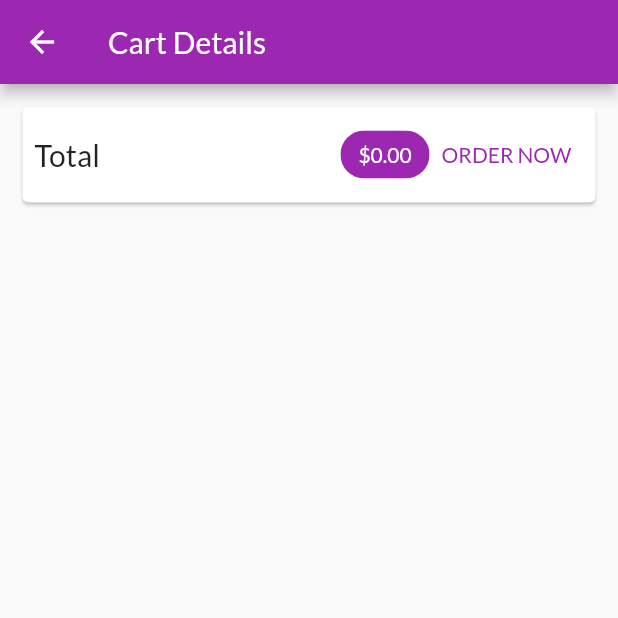
After one commit to TilakMaddy/my_shop, a Flutter app: the CartScreen screen opened by its route, on a phone screen of 412 x 824 dp, the top half of it. The commit adds this screen. Run offline on Flutter 3.47's test engine with Material 2 defaults, Android fonts, the phone set to English and light mode, and no system bars; network calls fail.

Commit message:
cart screen items

```diff
--- a/lib/main.dart
+++ b/lib/main.dart
@@ -1,4 +1,5 @@
 import 'package:flutter/material.dart';
+import 'package:my_shop/screens/cart_screen.dart';
 import 'package:provider/provider.dart';
 
 import './providers/cart.dart';
@@ -32,6 +33,7 @@ class MyApp extends StatelessWidget {
         home: ProductsOverviewScreen(),
         routes: {
           ProductDetailScreen.routeName: (ctx) => ProductDetailScreen(),
+          CartScreen.routeName: (ctx) => CartScreen(),
         },
       ),
     );
--- a/lib/providers/cart.dart
+++ b/lib/providers/cart.dart
@@ -25,6 +25,19 @@ class Cart with ChangeNotifier {
     return _items.length;
   }
 
+  double get totalAmount {
+    var total = 0.0;
+    _items.forEach((key, value) {
+      total += value.price * value.quantity;
+    });
+    return total;
+  }
+
+  void removeItem(String productId) {
+    _items.remove(productId);
+    notifyListeners();
+  }
+
   void addItem(String productId, double price, String title) {
     if (_items.containsKey(productId)) {
       _items.update(
--- /dev/null
+++ b/lib/screens/cart_screen.dart
@@ -0,0 +1,73 @@
+import 'package:flutter/material.dart';
+import 'package:provider/provider.dart';
+
+import '../widgets/cart_item.dart';
+import '../providers/cart.dart' show Cart;
+
+class CartScreen extends StatelessWidget {
+  static const routeName = '/cart-screen';
+
+  @override
+  Widget build(BuildContext context) {
+    final cart = Provider.of<Cart>(context);
+
+    return Scaffold(
+      appBar: AppBar(
+        title: Text('Cart Details'),
+      ),
+      body: Column(
+        children: [
+          Card(
+            margin: EdgeInsets.all(15),
+            child: Padding(
+              padding: EdgeInsets.all(8),
+              child: Row(
+                mainAxisAlignment: MainAxisAlignment.spaceBetween,
+                children: [
+                  Text(
+                    'Total',
+                    style: TextStyle(fontSize: 20),
+                  ),
+                  Spacer(),
+                  Chip(
+                    label: Text(
+                      '\$' + cart.totalAmount.toStringAsFixed(2),
+                      style: TextStyle(
+                          color:
+                              Theme.of(context).primaryTextTheme.title!.color),
+                    ),
+                    backgroundColor: Theme.of(context).primaryColor,
+                  ),
+                  TextButton(
+                    onPressed: () {},
+                    child: Text('ORDER NOW'),
+                    style: TextButton.styleFrom(
+                      primary: Theme.of(context).primaryColor,
+                    ),
+                  ),
+                ],
+              ),
+            ),
+          ),
+          SizedBox(height: 10),
+          Expanded(
+            child: ListView.builder(
+              itemBuilder: (ctx, index) {
+                final cartItem = cart.items.values.toList()[index];
+                final cartItemKey = cart.items.keys.toList()[index];
+                return CartScreenItem(
+                  productId: cartItemKey,
+                  id: cartItem.id,
+                  price: cartItem.price,
+                  quantity: cartItem.quantity,
+                  title: cartItem.title,
+                );
+              },
+              itemCount: cart.itemCount,
+            ),
+          )
+        ],
+      ),
+    );
+  }
+}
--- a/lib/screens/products_pverview_screen.dart
+++ b/lib/screens/products_pverview_screen.dart
@@ -1,5 +1,6 @@
 import 'package:flutter/material.dart';
 import 'package:my_shop/providers/cart.dart';
+import 'package:my_shop/screens/cart_screen.dart';
 import 'package:my_shop/widgets/badge.dart';
 import 'package:provider/provider.dart';
 import '../widgets/products_grid.dart';
@@ -53,7 +54,9 @@ class _ProductsOverviewScreenState extends State<ProductsOverviewScreen> {
             },
             child: IconButton(
               icon: Icon(Icons.shopping_cart),
-              onPressed: () {},
+              onPressed: () {
+                Navigator.of(context).pushNamed(CartScreen.routeName);
+              },
             ),
           )
         ],
```
Also changed, not shown: lib/screens/product_details_screen.dart (+33 -1 lines), lib/widgets/cart_item.dart (added, +58 -0 lines).
